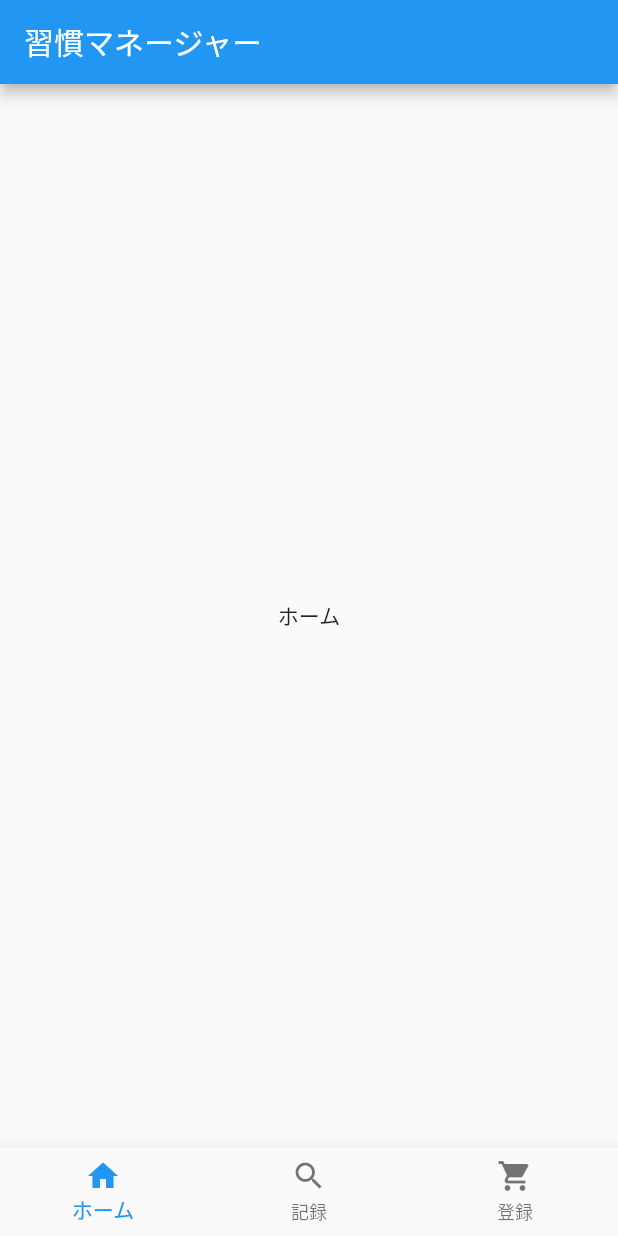
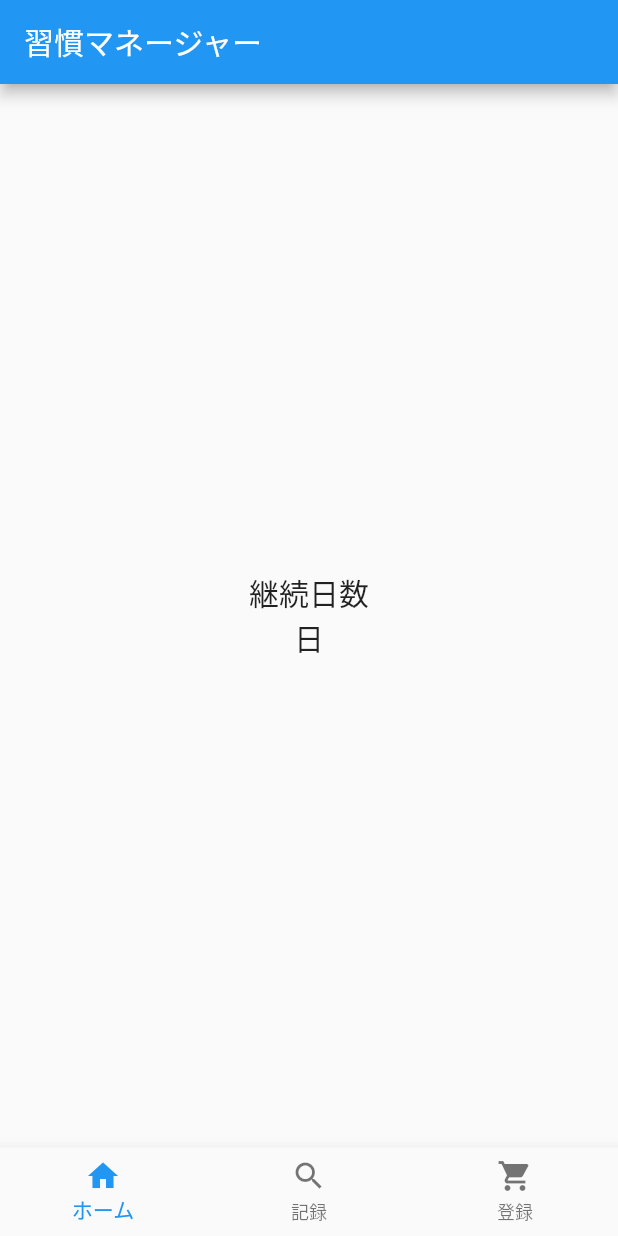
Before and after one commit to yasu1234/habitManager, a Flutter app: the screen it shows after launch, on a phone screen of 412 x 824 dp. Run offline on Flutter 3.47's test engine with Material 2 defaults, Android fonts, the phone set to English and light mode, and no system bars.

Commit message:
add text  of main theme in home view

```diff
--- a/lib/main.dart
+++ b/lib/main.dart
@@ -80,7 +80,9 @@ class _MyHomePageState extends State<MyHomePage> {
     // than having to individually change instances of widgets.
     return Scaffold(
       appBar: AppBar(title: Text(widget.title)),
-      body: Center(child: _pages[_selectedTabIndex]),
+      body: Center(
+      child: Column(mainAxisSize: MainAxisSize.min,
+      children: <Widget>[Text("継続日数", style: TextStyle(fontSize: 20)), Text("日", style: TextStyle(fontSize: 20))])),
       bottomNavigationBar: BottomNavigationBar(
         currentIndex: _selectedTabIndex,
         onTap: _changeIndex,
```
